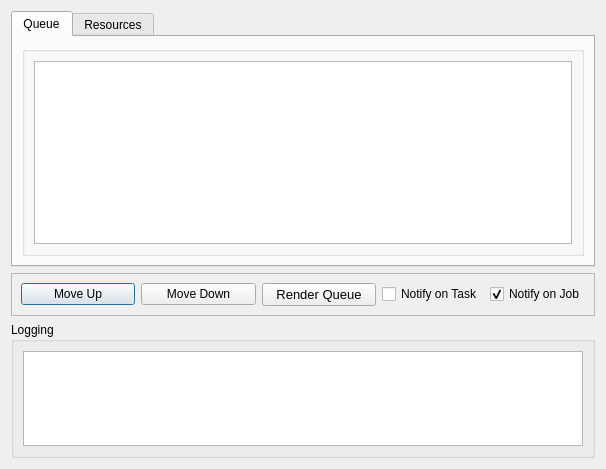
Old version of the form bb_python/bbRenderBoxx/ui/bbRenderBoxx_queue_UI.ui in the repository Chicane5/ByteBoxx.
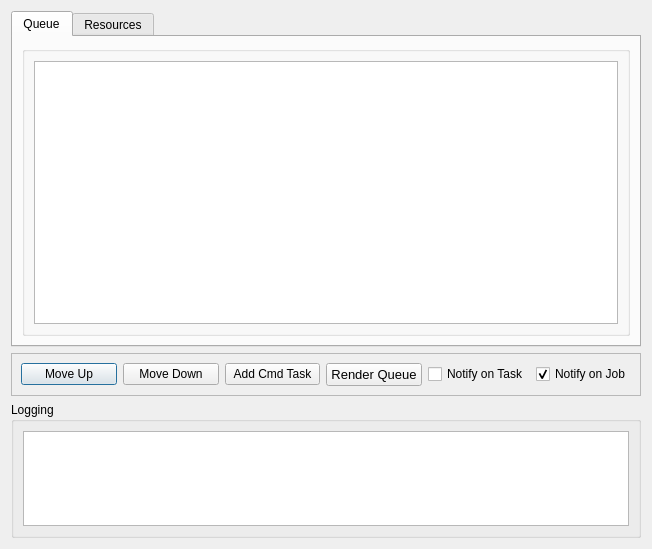
New version of the form.

Commit message: Queue Processing

The edit to the form file:
```diff
--- a/bb_python/bbRenderBoxx/ui/bbRenderBoxx_queue_UI.ui
+++ b/bb_python/bbRenderBoxx/ui/bbRenderBoxx_queue_UI.ui
@@ -6,8 +6,8 @@
    <rect>
     <x>0</x>
     <y>0</y>
-    <width>606</width>
-    <height>469</height>
+    <width>652</width>
+    <height>549</height>
    </rect>
   </property>
   <property name="windowTitle">
@@ -82,6 +82,13 @@
         </property>
        </widget>
       </item>
+      <item>
+       <widget class="QPushButton" name="pushButton_addCmd">
+        <property name="text">
+         <string>Add Cmd Task</string>
+        </property>
+       </widget>
+      </item>
       <item>
        <widget class="QPushButton" name="pushButton">
         <property name="font">
```
The commit also changes 8 other files.
